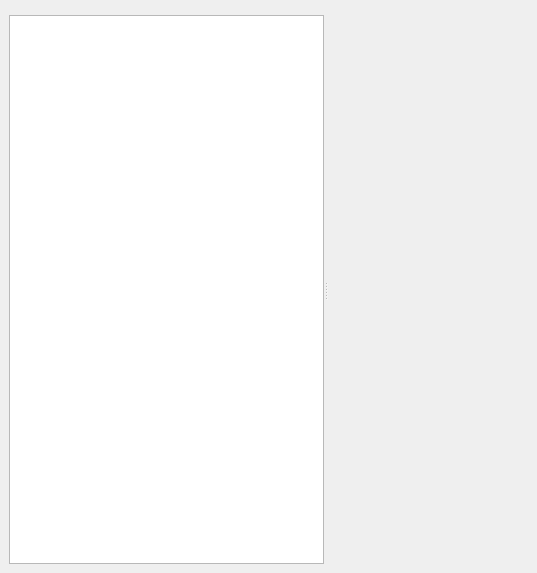
Above: src/ui/reosrunoffmanager.ui from vcloarec/ReosProject before the change. Below: the same form after it.
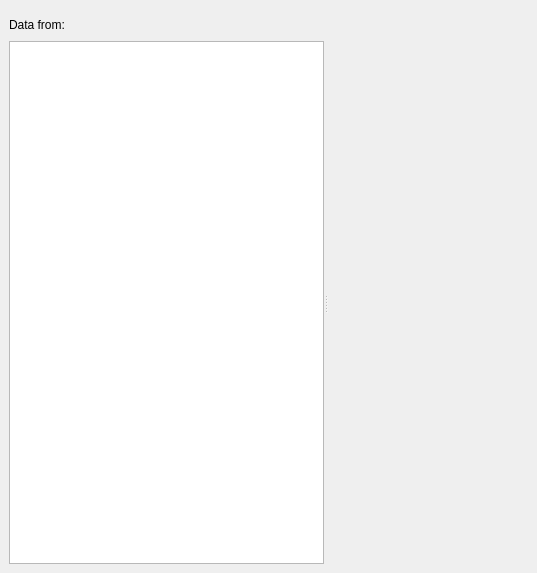
That is the form after the change.

The edit to the form file:
```diff
--- a/src/ui/reosrunoffmanager.ui
+++ b/src/ui/reosrunoffmanager.ui
@@ -13,7 +13,7 @@
   <property name="windowTitle">
    <string>Form</string>
   </property>
-  <layout class="QVBoxLayout" name="verticalLayout" stretch="0,1">
+  <layout class="QVBoxLayout" name="verticalLayout" stretch="0,0,1">
    <property name="leftMargin">
     <number>9</number>
    </property>
@@ -44,6 +44,40 @@
      </layout>
     </widget>
    </item>
+   <item>
+    <layout class="QHBoxLayout" name="horizontalLayout_2">
+     <property name="topMargin">
+      <number>0</number>
+     </property>
+     <item>
+      <widget class="QLabel" name="label">
+       <property name="text">
+        <string>Data from:</string>
+       </property>
+      </widget>
+     </item>
+     <item>
+      <widget class="QLabel" name="labelFileName">
+       <property name="text">
+        <string/>
+       </property>
+      </widget>
+     </item>
+     <item>
+      <spacer name="horizontalSpacer">
+       <property name="orientation">
+        <enum>Qt::Horizontal</enum>
+       </property>
+       <property name="sizeHint" stdset="0">
+        <size>
+         <width>40</width>
+         <height>20</height>
+        </size>
+       </property>
+      </spacer>
+     </item>
+    </layout>
+   </item>
    <item>
     <widget class="QSplitter" name="splitter">
      <property name="orientation">
```
